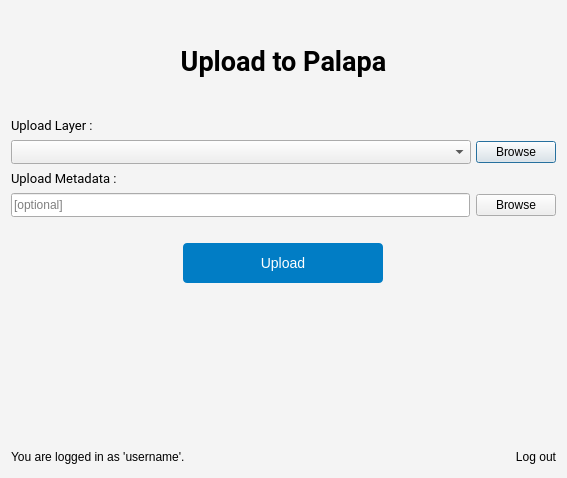
First picture: the form in StylePalapa_dialog_base2.ui, repository sandynagara/Palapa, before the edit.
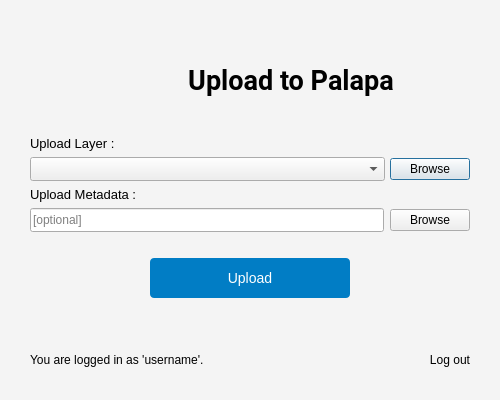
Second picture: the form after the edit. Icons and pictures are not drawn. Custom widgets are drawn as their Qt base class.

The edit to the form file:
```diff
--- a/StylePalapa_dialog_base2.ui
+++ b/StylePalapa_dialog_base2.ui
@@ -6,8 +6,8 @@
    <rect>
     <x>0</x>
     <y>0</y>
-    <width>567</width>
-    <height>478</height>
+    <width>500</width>
+    <height>400</height>
    </rect>
   </property>
   <property name="sizePolicy">
@@ -16,6 +16,12 @@
     <verstretch>0</verstretch>
    </sizepolicy>
   </property>
+  <property name="maximumSize">
+   <size>
+    <width>500</width>
+    <height>400</height>
+   </size>
+  </property>
   <property name="windowTitle">
    <string>UploadToPalapa</string>
   </property>
@@ -25,6 +31,52 @@
 }</string>
   </property>
   <layout class="QVBoxLayout" name="verticalLayout">
+   <property name="leftMargin">
+    <number>30</number>
+   </property>
+   <property name="topMargin">
+    <number>30</number>
+   </property>
+   <property name="rightMargin">
+    <number>30</number>
+   </property>
+   <property name="bottomMargin">
+    <number>30</number>
+   </property>
+   <item>
+    <layout class="QHBoxLayout" name="horizontalLayout_2">
+     <item>
+      <spacer name="horizontalSpacer_2">
+       <property name="orientation">
+        <enum>Qt::Horizontal</enum>
+       </property>
+       <property name="sizeHint" stdset="0">
+        <size>
+         <width>40</width>
+         <height>20</height>
+        </size>
+       </property>
+      </spacer>
+     </item>
+     <item>
+      <widget class="QLabel" name="label_2">
+       <property name="minimumSize">
+        <size>
+         <width>75</width>
+         <height>75</height>
+        </size>
+       </property>
+       <property name="styleSheet">
+        <string notr="true">image: url(:/plugins/StylePalapa/420px-Badan_Informasi_Geospasial_logo.png);</string>
+       </property>
+       <property name="text">
+        <string/>
+       </property>
+       <property name="alignment">
+        <set>Qt::AlignRight|Qt::AlignTrailing|Qt::AlignVCenter</set>
+       </property>
+      </widget>
+     </item>
    <item>
     <widget class="QLabel" name="label">
      <property name="minimumSize">
@@ -53,13 +105,25 @@
     </widget>
    </item>
    <item>
+      <spacer name="horizontalSpacer_3">
+       <property name="orientation">
+        <enum>Qt::Horizontal</enum>
+       </property>
+       <property name="sizeHint" stdset="0">
+        <size>
+         <width>40</width>
+         <height>20</height>
+        </size>
+       </property>
+      </spacer>
+     </item>
+    </layout>
+   </item>
+   <item>
     <widget class="QLabel" name="label_layer">
      <property name="font">
       <font>
-       <family>Roboto</family>
        <pointsize>10</pointsize>
-       <weight>50</weight>
-       <bold>false</bold>
       </font>
      </property>
      <property name="text">
@@ -119,10 +183,7 @@
     <widget class="QLabel" name="label_metadata">
      <property name="font">
       <font>
-       <family>Roboto</family>
        <pointsize>10</pointsize>
-       <weight>50</weight>
-       <bold>false</bold>
       </font>
      </property>
      <property name="text">
```
Left out of the diff: 4 changed lines with no effect on the pictures. Lines whose indentation alone changed are shown as unchanged.
